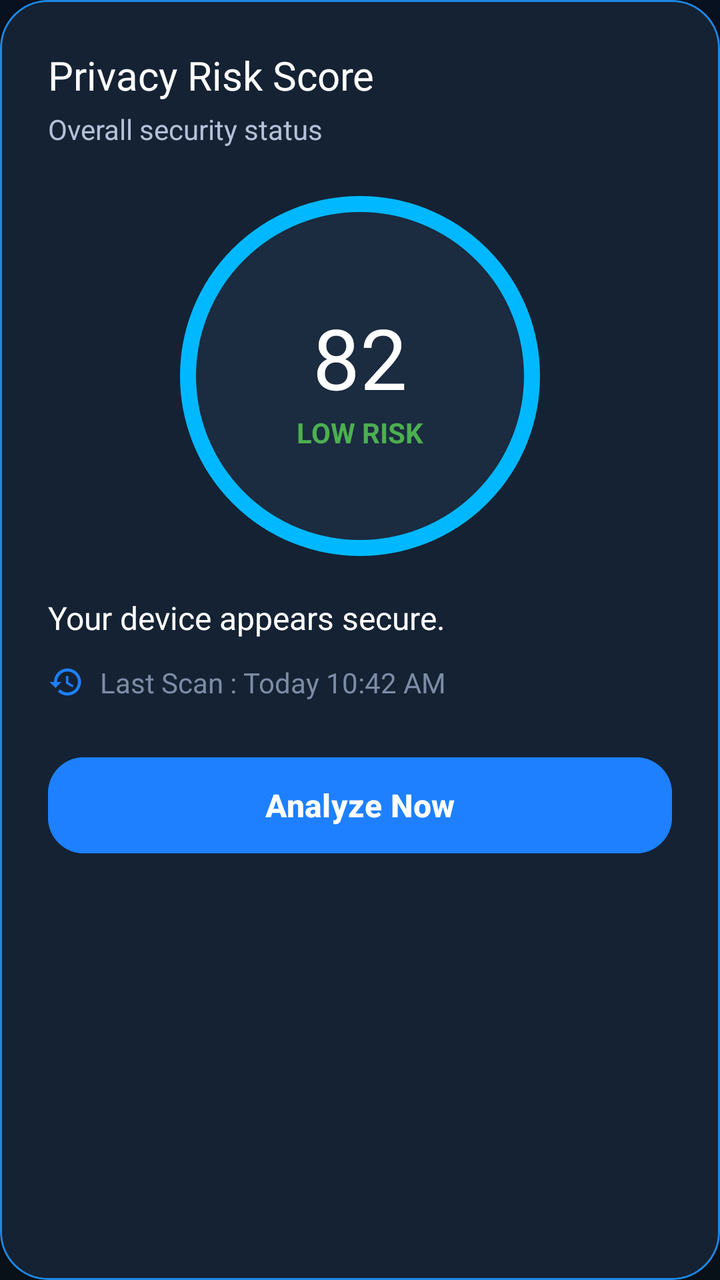
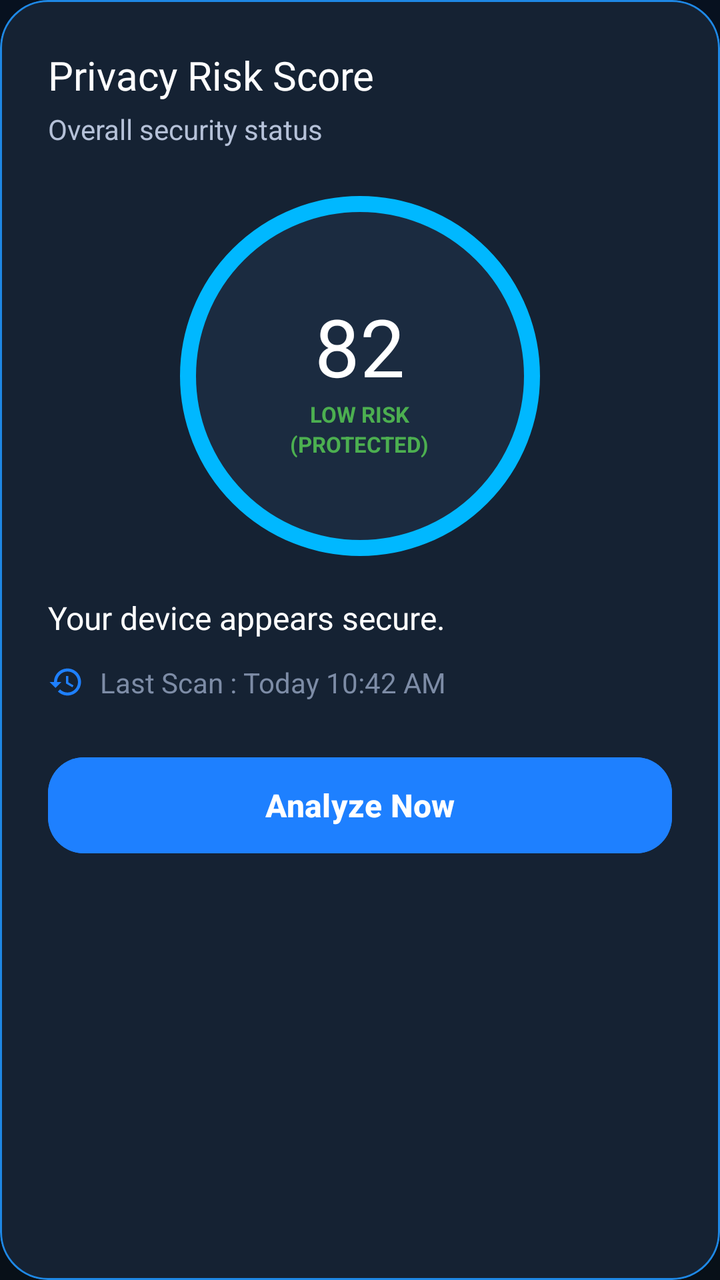

The first picture is an Android layout as it rendered before a commit; the second is the same layout after the commit. The layout source and the unified diff follow.
<!-- AndroidManifest.xml: application theme Theme.SecureDroid -->
<!-- res/layout/dashboard_card_privacy_score.xml -->
<?xml version="1.0" encoding="utf-8"?>
<com.google.android.material.card.MaterialCardView
    xmlns:android="http://schemas.android.com/apk/res/android"
    xmlns:app="http://schemas.android.com/apk/res-auto"
    android:layout_width="match_parent"
    android:layout_height="wrap_content"
    android:layout_marginTop="20dp"
    app:cardCornerRadius="24dp"
    app:cardBackgroundColor="#152233"
    app:cardElevation="0dp"
    app:strokeColor="#1E88E5"
    app:strokeWidth="1dp">

    <LinearLayout
        android:layout_width="match_parent"
        android:layout_height="wrap_content"
        android:orientation="vertical"
        android:padding="24dp">

        

        <TextView
            android:layout_width="wrap_content"
            android:layout_height="wrap_content"
            android:text="Privacy Risk Score"
            android:textColor="@android:color/white"
            android:textSize="20sp"
            android:fontFamily="@font/poppins_bold"/>

        <TextView
            android:layout_width="wrap_content"
            android:layout_height="wrap_content"
            android:layout_marginTop="4dp"
            android:text="Overall security status"
            android:textColor="@color/text_secondary"
            android:textSize="14sp"/>

        

        <FrameLayout
            android:id="@+id/layoutScoreCircle"
            android:layout_width="180dp"
            android:layout_height="180dp"
            android:layout_gravity="center"
            android:layout_marginTop="24dp"
            android:background="@drawable/bg_score_circle">

            <LinearLayout
                android:layout_width="match_parent"
                android:layout_height="match_parent"
                android:gravity="center"
                android:orientation="vertical">

                <TextView
                    android:id="@+id/txtRiskScore"
                    android:layout_width="wrap_content"
                    android:layout_height="wrap_content"
                    android:text="82"
                    android:textColor="@android:color/white"
                    android:textSize="42sp"
                    android:fontFamily="@font/poppins_bold"/>

                <TextView
                    android:id="@+id/txtRiskLevel"
                    android:layout_width="wrap_content"
                    android:layout_height="wrap_content"
                    android:text="LOW RISK"
                    android:textColor="#4CAF50"
                    android:textStyle="bold"
                    android:textSize="14sp"/>

            </LinearLayout>

        </FrameLayout>

        

        <TextView
            android:id="@+id/txtSecurityStatusSummary"
            android:layout_width="wrap_content"
            android:layout_height="wrap_content"
            android:layout_marginTop="20dp"
            android:text="Your device appears secure."
            android:textColor="@android:color/white"
            android:textSize="16sp"/>

        

        <LinearLayout
            android:layout_width="wrap_content"
            android:layout_height="wrap_content"
            android:layout_marginTop="12dp"
            android:gravity="center_vertical"
            android:orientation="horizontal">

            <ImageView
                android:layout_width="18dp"
                android:layout_height="18dp"
                android:src="@drawable/ic_history"
                android:tint="@color/primary"/>

            <TextView
                android:id="@+id/txtLastScanTime"
                android:layout_width="wrap_content"
                android:layout_height="wrap_content"
                android:layout_marginStart="8dp"
                android:text="Last Scan : Today 10:42 AM"
                android:textColor="@color/text_hint"
                android:textSize="14sp"/>

        </LinearLayout>

        

        <com.google.android.material.button.MaterialButton
            android:id="@+id/btnAnalyze"
            android:layout_width="match_parent"
            android:layout_height="56dp"
            android:layout_marginTop="24dp"
            android:backgroundTint="@color/primary"
            android:text="Analyze Now"
            android:textAllCaps="false"
            android:textColor="@android:color/white"
            android:textSize="16sp"
            android:textStyle="bold"
            app:cornerRadius="18dp"/>

    </LinearLayout>

</com.google.android.material.card.MaterialCardView>
<!-- resources referenced by this layout -->
<resources>
  <color name="primary">#1E80FF</color>
  <color name="text_hint">#7D8CA6</color>
  <color name="text_secondary">#B5C1D8</color>
  <!-- drawable bg_score_circle (drawable) -->
  <?xml version="1.0" encoding="utf-8"?>
  <shape xmlns:android="http://schemas.android.com/apk/res/android"
      android:shape="oval">
  
      <solid android:color="#1B2B40"/>
  
      <stroke
          android:width="8dp"
          android:color="#00B8FF"/>
  
      <size
          android:width="180dp"
          android:height="180dp"/>
  
  </shape>
  <!-- drawable ic_history (drawable) -->
  <vector xmlns:android="http://schemas.android.com/apk/res/android"
      android:width="24dp"
      android:height="24dp"
      android:viewportWidth="24"
      android:viewportHeight="24">
      <path
          android:fillColor="@android:color/white"
          android:pathData="M13,3c-4.97,0 -9,4.03 -9,9H1l3.89,3.89 0.07,0.14L9,12H6c0,-3.87 3.13,-7 7,-7s7,3.13 7,7 -3.13,7 -7,7c-1.93,0 -3.68,-0.79 -4.94,-2.06l-1.42,1.42C8.27,19.99 10.51,21 13,21c4.97,0 9,-4.03 9,-9s-4.03,-9 -9,-9zm-1,5v5l4.28,2.53 0.72,-1.27 -3.5,-2.08V8H12z"/>
  </vector>
  <style name="Theme.SecureDroid" parent="Theme.Material3.Dark.NoActionBar">
  
          <item name="colorPrimary">@color/primary</item>
          <item name="colorPrimaryContainer">@color/primary_dark</item>
  
          <item name="colorSecondary">@color/accent</item>
  
          <item name="android:statusBarColor">@color/background</item>
  
          <item name="android:navigationBarColor">@color/background</item>
  
          <item name="android:windowBackground">@drawable/bg_gradient</item>
  
          <item name="android:windowLightStatusBar" tools:targetApi="23">false</item>
  
      </style>
  <color name="primary_dark">#1565C0</color>
  <color name="accent">#00E5FF</color>
  <color name="background">#0B0F19</color>
  <!-- drawable bg_gradient (drawable) -->
  <?xml version="1.0" encoding="utf-8"?>
  <shape xmlns:android="http://schemas.android.com/apk/res/android">
  
      <gradient
          android:angle="270"
          android:startColor="#07111F"
          android:centerColor="#0B1626"
          android:endColor="#081018"/>
  
  </shape>
</resources>

<!-- the commit's change to res/layout/dashboard_card_privacy_score.xml (unified diff, before → after) -->
@@ -45,10 +45,30 @@
             android:layout_marginTop="24dp"
             android:background="@drawable/bg_score_circle">
 
+            <ImageView
+                android:id="@+id/imgScanRadar"
+                android:layout_width="match_parent"
+                android:layout_height="match_parent"
+                android:src="@drawable/glow_circle"
+                android:alpha="0.4"
+                android:visibility="gone"/>
+
+            <ProgressBar
+                android:id="@+id/progressScanAudit"
+                style="?android:attr/progressBarStyle"
+                android:layout_width="60dp"
+                android:layout_height="60dp"
+                android:layout_gravity="center"
+                android:indeterminateTint="#1E80FF"
+                android:visibility="gone"/>
+
             <LinearLayout
+                android:id="@+id/layoutScoreText"
                 android:layout_width="match_parent"
                 android:layout_height="match_parent"
                 android:gravity="center"
+                android:paddingStart="16dp"
+                android:paddingEnd="16dp"
                 android:orientation="vertical">
 
                 <TextView
@@ -57,17 +77,21 @@
                     android:layout_height="wrap_content"
                     android:text="82"
                     android:textColor="@android:color/white"
-                    android:textSize="42sp"
+                    android:textSize="40sp"
                     android:fontFamily="@font/poppins_bold"/>
 
                 <TextView
                     android:id="@+id/txtRiskLevel"
                     android:layout_width="wrap_content"
                     android:layout_height="wrap_content"
-                    android:text="LOW RISK"
+                    android:maxWidth="130dp"
+                    android:gravity="center"
+                    android:textAlignment="center"
+                    android:text="LOW RISK\n(PROTECTED)"
                     android:textColor="#4CAF50"
                     android:textStyle="bold"
-                    android:textSize="14sp"/>
+                    android:lineSpacingExtra="2dp"
+                    android:textSize="11sp"/>
 
             </LinearLayout>
 
<!-- resource entries referenced after the edit -->
@@ -18,6 +18,17 @@
           android:width="180dp"
           android:height="180dp"/>
   
+  </shape>
+  <!-- drawable glow_circle (drawable) -->
+  <?xml version="1.0" encoding="utf-8"?>
+  <shape xmlns:android="http://schemas.android.com/apk/res/android"
+      android:shape="oval">
+      <gradient
+          android:type="radial"
+          android:gradientRadius="160dp"
+          android:startColor="#331565FF"
+          android:centerColor="#111565FF"
+          android:endColor="#001565FF" />
   </shape>
   <!-- drawable ic_history (drawable) -->
   <vector xmlns:android="http://schemas.android.com/apk/res/android"
